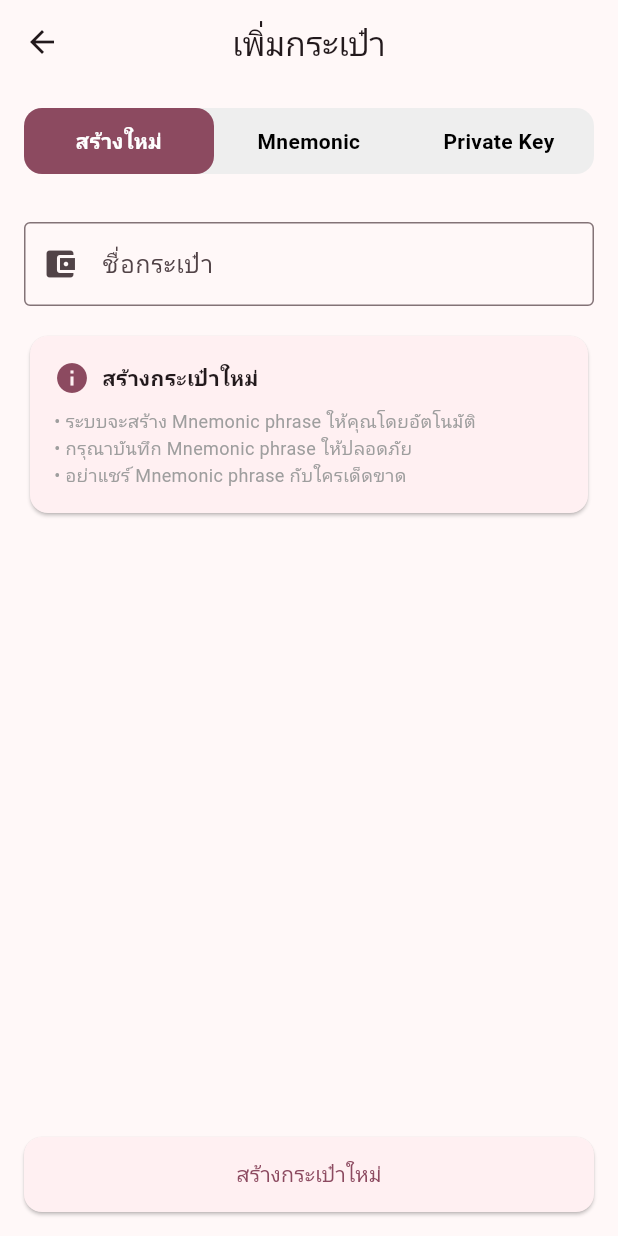
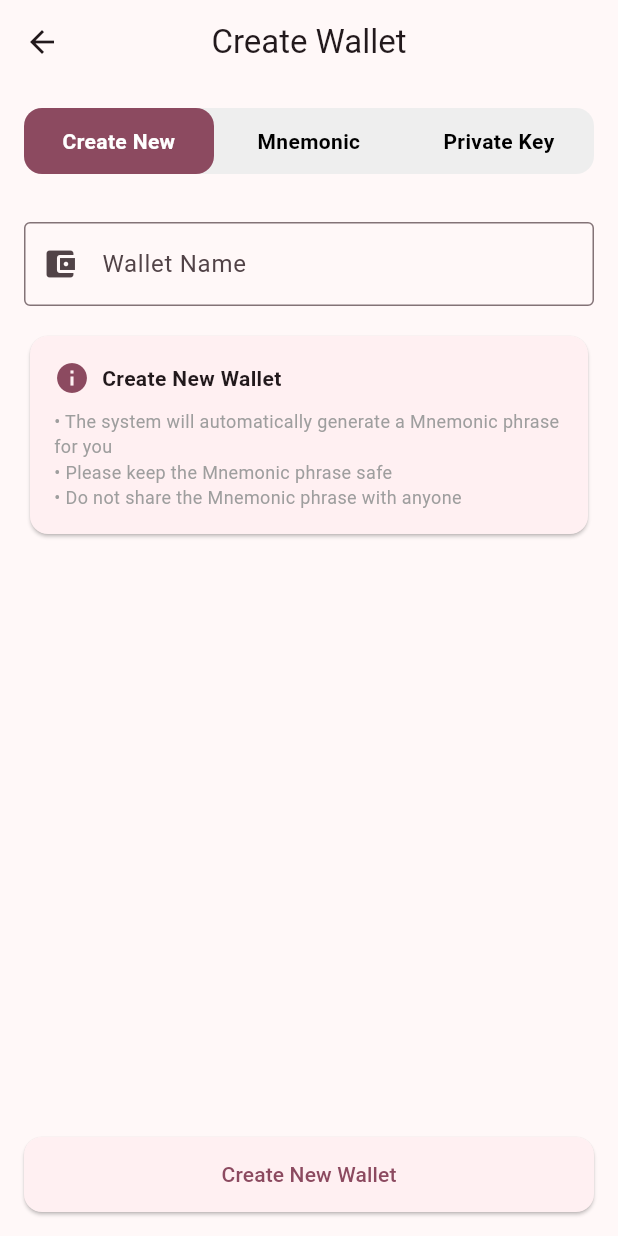
Before and after one commit to jamesatomc/pay_evm, a Flutter app: the CreateWalletScreen screen opened directly, on a phone screen of 412 x 824 dp. Run offline on Flutter 3.47's test engine with Material 3 defaults, Android fonts, the phone set to English and light mode, and no system bars; our stand-ins replace flutter_secure_storage, qr_flutter, shared_preferences; missing offline and left inert: bip39, mobile_scanner, pointycastle, web3dart; accounts and stored records are empty.

Commit message:
fix: Update UI text to English for wallet management screens

```diff
--- a/lib/screenpage/CreateWalletScreen.dart
+++ b/lib/screenpage/CreateWalletScreen.dart
@@ -29,7 +29,8 @@ class _CreateWalletScreenState extends State<CreateWalletScreen> {
 
   Future<void> _createNewWallet() async {
     if (_nameController.text.trim().isEmpty) {
-      _showError('กรุณาใส่ชื่อกระเป๋า');
+      //eng
+      _showError('Please enter a wallet name');
       return;
     }
 
@@ -39,11 +40,11 @@ class _CreateWalletScreenState extends State<CreateWalletScreen> {
       final wallet = await _walletService.createNewWallet(_nameController.text.trim());
       if (mounted) {
         Navigator.pop(context, wallet);
-        _showSuccess('สร้างกระเป๋าใหม่สำเร็จ!');
+        _showSuccess('Wallet created successfully!');
       }
     } catch (e) {
       if (mounted) {
-        _showError('เกิดข้อผิดพลาดในการสร้างกระเป๋า: $e');
+        _showError('Error creating wallet: $e');
       }
     } finally {
       setState(() => _isLoading = false);
@@ -52,12 +53,12 @@ class _CreateWalletScreenState extends State<CreateWalletScreen> {
 
   Future<void> _importFromMnemonic() async {
     if (_nameController.text.trim().isEmpty) {
-      _showError('กรุณาใส่ชื่อกระเป๋า');
+      _showError('Please enter a wallet name');
       return;
     }
 
     if (_mnemonicController.text.trim().isEmpty) {
-      _showError('กรุณาใส่ Mnemonic phrase');
+      _showError('Please enter a Mnemonic phrase');
       return;
     }
 
@@ -70,11 +71,11 @@ class _CreateWalletScreenState extends State<CreateWalletScreen> {
       );
       if (mounted) {
         Navigator.pop(context, wallet);
-        _showSuccess('นำเข้ากระเป๋าสำเร็จ!');
+        _showSuccess('Wallet imported successfully!');
       }
     } catch (e) {
       if (mounted) {
-        _showError('เกิดข้อผิดพลาดในการนำเข้ากระเป๋า: $e');
+        _showError('Error importing wallet: $e');
       }
     } finally {
       setState(() => _isLoading = false);
@@ -83,12 +84,12 @@ class _CreateWalletScreenState extends State<CreateWalletScreen> {
 
   Future<void> _importFromPrivateKey() async {
     if (_nameController.text.trim().isEmpty) {
-      _showError('กรุณาใส่ชื่อกระเป๋า');
+      _showError('Please enter a wallet name');
       return;
     }
 
     if (_privateKeyController.text.trim().isEmpty) {
-      _showError('กรุณาใส่ Private Key');
+      _showError('Please enter a Private Key');
       return;
     }
 
@@ -101,11 +102,11 @@ class _CreateWalletScreenState extends State<CreateWalletScreen> {
       );
       if (mounted) {
         Navigator.pop(context, wallet);
-        _showSuccess('นำเข้ากระเป๋าสำเร็จ!');
+        _showSuccess('Wallet imported successfully!');
       }
     } catch (e) {
       if (mounted) {
-        _showError('เกิดข้อผิดพลาดในการนำเข้ากระเป๋า: $e');
+        _showError('Error importing wallet: $e');
       }
     } finally {
       setState(() => _isLoading = false);
@@ -134,7 +135,7 @@ class _CreateWalletScreenState extends State<CreateWalletScreen> {
   Widget build(BuildContext context) {
     return Scaffold(
       appBar: AppBar(
-        title: const Text('เพิ่มกระเป๋า'),
+        title: const Text('Create Wallet'),
         centerTitle: true,
       ),
       body: Column(
@@ -158,7 +159,7 @@ class _CreateWalletScreenState extends State<CreateWalletScreen> {
                         borderRadius: BorderRadius.circular(12),
                       ),
                       child: Text(
-                        'สร้างใหม่',
+                        'Create New',
                         textAlign: TextAlign.center,
                         style: TextStyle(
                           color: _selectedTab == 0 ? Colors.white : Colors.black,
@@ -232,7 +233,7 @@ class _CreateWalletScreenState extends State<CreateWalletScreen> {
         TextField(
           controller: _nameController,
           decoration: const InputDecoration(
-            labelText: 'ชื่อกระเป๋า',
+            labelText: 'Wallet Name',
             border: OutlineInputBorder(),
             prefixIcon: Icon(Icons.account_balance_wallet),
           ),
@@ -280,16 +281,16 @@ class _CreateWalletScreenState extends State<CreateWalletScreen> {
                     Icon(Icons.info, color: Theme.of(context).primaryColor),
                     const SizedBox(width: 8),
                     const Text(
-                      'สร้างกระเป๋าใหม่',
+                      'Create New Wallet',
                       style: TextStyle(fontWeight: FontWeight.bold),
                     ),
                   ],
                 ),
                 const SizedBox(height: 8),
                 const Text(
-                  '• ระบบจะสร้าง Mnemonic phrase ให้คุณโดยอัตโนมัติ\n'
-                  '• กรุณาบันทึก Mnemonic phrase ให้ปลอดภัย\n'
-                  '• อย่าแชร์ Mnemonic phrase กับใครเด็ดขาด',
+                  '• The system will automatically generate a Mnemonic phrase for you\n'
+                  '• Please keep the Mnemonic phrase safe\n'
+                  '• Do not share the Mnemonic phrase with anyone',
                   style: TextStyle(fontSize: 12, color: Colors.grey),
                 ),
               ],
@@ -306,10 +307,10 @@ class _CreateWalletScreenState extends State<CreateWalletScreen> {
         TextField(
           controller: _mnemonicController,
           decoration: const InputDecoration(
-            labelText: 'Mnemonic Phrase (12 คำ)',
+            labelText: 'Mnemonic Phrase (12 words)',
             border: OutlineInputBorder(),
             prefixIcon: Icon(Icons.vpn_key),
-            helperText: 'ใส่ Mnemonic phrase คั่นด้วยเว้นวรรค',
+            helperText: 'Enter Mnemonic phrase separated by spaces',
           ),
           maxLines: 3,
         ),
@@ -324,7 +325,7 @@ class _CreateWalletScreenState extends State<CreateWalletScreen> {
                 const SizedBox(width: 8),
                 const Expanded(
                   child: Text(
-                    'ตรวจสอบ Mnemonic phrase ให้ถูกต้องก่อนดำเนินการ',
+                    'Please verify the Mnemonic phrase before proceeding',
                     style: TextStyle(fontSize: 12),
                   ),
                 ),
@@ -345,7 +346,7 @@ class _CreateWalletScreenState extends State<CreateWalletScreen> {
             labelText: 'Private Key',
             border: OutlineInputBorder(),
             prefixIcon: Icon(Icons.lock),
-            helperText: 'ใส่ Private Key (ขึ้นต้นด้วย 0x หรือไม่ก็ได้)',
+            helperText: 'Enter Private Key (can start with 0x or not)',
           ),
           obscureText: true,
         ),
@@ -360,7 +361,7 @@ class _CreateWalletScreenState extends State<CreateWalletScreen> {
                 const SizedBox(width: 8),
                 const Expanded(
                   child: Text(
-                    'Private Key คือข้อมูลที่สำคัญมาก อย่าแชร์กับใครเด็ดขาด',
+                    'Private Key is very important information. Do not share it with anyone.',
                     style: TextStyle(fontSize: 12),
                   ),
                 ),
@@ -388,13 +389,13 @@ class _CreateWalletScreenState extends State<CreateWalletScreen> {
   String _getButtonText() {
     switch (_selectedTab) {
       case 0:
-        return 'สร้างกระเป๋าใหม่';
+        return 'Create New Wallet';
       case 1:
-        return 'นำเข้าจาก Mnemonic';
+        return 'Import from Mnemonic';
       case 2:
-        return 'นำเข้าจาก Private Key';
+        return 'Import from Private Key';
       default:
-        return 'ดำเนินการ';
+        return 'Proceed';
     }
   }
 }
--- a/lib/screenpage/ReceiveScreen.dart
+++ b/lib/screenpage/ReceiveScreen.dart
@@ -19,7 +19,7 @@ class ReceiveScreen extends StatelessWidget {
   Widget build(BuildContext context) {
     return Scaffold(
       appBar: AppBar(
-        title: const Text('รับเงิน'),
+        title: const Text('Receive'),
         centerTitle: true,
       ),
       body: Padding(
@@ -79,7 +79,7 @@ class ReceiveScreen extends StatelessWidget {
                         Icon(Icons.account_balance_wallet, color: Theme.of(context).primaryColor),
                         const SizedBox(width: 8),
                         Text(
-                          'ชื่อกระเป๋า',
+                          'Address',
                           style: TextStyle(
                             fontWeight: FontWeight.bold,
                             color: Colors.grey[700],
@@ -139,7 +139,7 @@ class ReceiveScreen extends StatelessWidget {
               child: ElevatedButton.icon(
                 onPressed: () => _copyAddress(context),
                 icon: const Icon(Icons.copy),
-                label: const Text('คัดลอกที่อยู่'),
+                label: const Text('Copy Address'),
                 style: ElevatedButton.styleFrom(
                   shape: RoundedRectangleBorder(
                     borderRadius: BorderRadius.circular(12),
--- a/lib/screenpage/SendScreen.dart
+++ b/lib/screenpage/SendScreen.dart
@@ -277,7 +277,7 @@ class _SendScreenState extends State<SendScreen> {
   Widget _buildQRScanner() {
     return Scaffold(
       appBar: AppBar(
-        title: const Text('สแกน QR Code'),
+        title: const Text('Scan QR Code'),
         leading: IconButton(
           icon: const Icon(Icons.close),
           onPressed: () => setState(() => _showScanner = false),
--- a/lib/screenpage/ShowMnemonicScreen.dart
+++ b/lib/screenpage/ShowMnemonicScreen.dart
@@ -38,7 +38,7 @@ class ShowMnemonicScreen extends StatelessWidget {
                     Icon(Icons.security, color: Colors.red[700], size: 32),
                     const SizedBox(height: 8),
                     Text(
-                      'สำคัญมาก!',
+                      'Important!',
                       style: TextStyle(
                         fontSize: 18,
                         fontWeight: FontWeight.bold,
@@ -147,7 +147,7 @@ class ShowMnemonicScreen extends StatelessWidget {
               child: ElevatedButton.icon(
                 onPressed: () => _copyMnemonic(context),
                 icon: const Icon(Icons.copy),
-                label: const Text('คัดลอก Mnemonic'),
+                label: const Text('Copy Mnemonic'),
                 style: ElevatedButton.styleFrom(
                   shape: RoundedRectangleBorder(
                     borderRadius: BorderRadius.circular(12),
@@ -168,7 +168,7 @@ class ShowMnemonicScreen extends StatelessWidget {
                     borderRadius: BorderRadius.circular(12),
                   ),
                 ),
-                child: const Text('ฉันได้บันทึกแล้ว'),
+                child: const Text('I have saved it'),
               ),
             ),
           ],
--- a/lib/screenpage/WalletListScreen.dart
+++ b/lib/screenpage/WalletListScreen.dart
@@ -150,7 +150,8 @@ class _WalletListScreenState extends State<WalletListScreen> {
               onPressed: () {
                 Clipboard.setData(ClipboardData(text: value));
                 ScaffoldMessenger.of(context).showSnackBar(
-                  const SnackBar(content: Text('คัดลอกแล้ว')),
+                  //eng
+                  const SnackBar(content: Text('Copied')),
                 );
               },
             ),
@@ -191,7 +192,7 @@ class _WalletListScreenState extends State<WalletListScreen> {
   Widget build(BuildContext context) {
     return Scaffold(
       appBar: AppBar(
-        title: const Text('กระเป๋าของฉัน'),
+        title: const Text('My Wallets'),
         centerTitle: true,
       ),
       body: _isLoading
@@ -214,12 +215,12 @@ class _WalletListScreenState extends State<WalletListScreen> {
           ),
           const SizedBox(height: 16),
           Text(
-            'ยังไม่มีกระเป๋า',
+            'No wallets yet',
             style: TextStyle(fontSize: 18, color: Colors.grey[600]),
           ),
           const SizedBox(height: 8),
           Text(
-            'เริ่มต้นโดยการสร้างกระเป๋าใหม่',
+            'Start by creating a new wallet',
             style: TextStyle(color: Colors.grey[500]),
           ),
         ],
@@ -257,7 +258,7 @@ class _WalletListScreenState extends State<WalletListScreen> {
                       borderRadius: BorderRadius.circular(12),
                     ),
                     child: const Text(
-                      'กำลังใช้',
+                      'In Use',
                       style: TextStyle(color: Colors.white, fontSize: 10),
                     ),
                   ),
@@ -289,7 +290,7 @@ class _WalletListScreenState extends State<WalletListScreen> {
                       children: [
                         Icon(Icons.swap_horiz),
                         SizedBox(width: 8),
-                        Text('เปลี่ยนเป็นกระเป๋าหลัก'),
+                        Text('Switch to Primary Wallet'),
                       ],
                     ),
                   ),
@@ -299,7 +300,7 @@ class _WalletListScreenState extends State<WalletListScreen> {
                     children: [
                       Icon(Icons.info),
                       SizedBox(width: 8),
-                      Text('ดูรายละเอียด'),
+                      Text('View Details'),
                     ],
                   ),
                 ),
@@ -309,7 +310,7 @@ class _WalletListScreenState extends State<WalletListScreen> {
                     children: [
                       Icon(Icons.delete, color: Colors.red),
                       SizedBox(width: 8),
-                      Text('ลบกระเป๋า', style: TextStyle(color: Colors.red)),
+                      Text('Delete Wallet', style: TextStyle(color: Colors.red)),
                     ],
                   ),
                 ),
--- a/lib/screenpage/WalletScreen.dart
+++ b/lib/screenpage/WalletScreen.dart
@@ -103,7 +103,8 @@ class WalletScreenState extends State<WalletScreen> {
     if (_currentWallet != null) {
       Clipboard.setData(ClipboardData(text: _currentWallet!.address));
       ScaffoldMessenger.of(context).showSnackBar(
-        const SnackBar(content: Text('คัดลอกที่อยู่แล้ว')),
+        //eng
+        const SnackBar(content: Text('Copied')),
       );
     }
   }
@@ -145,19 +146,19 @@ class WalletScreenState extends State<WalletScreen> {
           ),
           const SizedBox(height: 16),
           Text(
-            'ยังไม่มีกระเป๋า',
+            'No wallets yet',
             style: TextStyle(fontSize: 18, color: Colors.grey[600]),
           ),
           const SizedBox(height: 8),
           Text(
-            'เริ่มต้นโดยการสร้างกระเป๋าใหม่',
+            'Start by creating a new wallet',
             style: TextStyle(color: Colors.grey[500]),
           ),
           const SizedBox(height: 24),
           ElevatedButton.icon(
             onPressed: _openCreateWallet,
             icon: const Icon(Icons.add),
-            label: const Text('สร้างกระเป๋าใหม่'),
+            label: const Text('Create New Wallet'),
           ),
         ],
       ),
```
